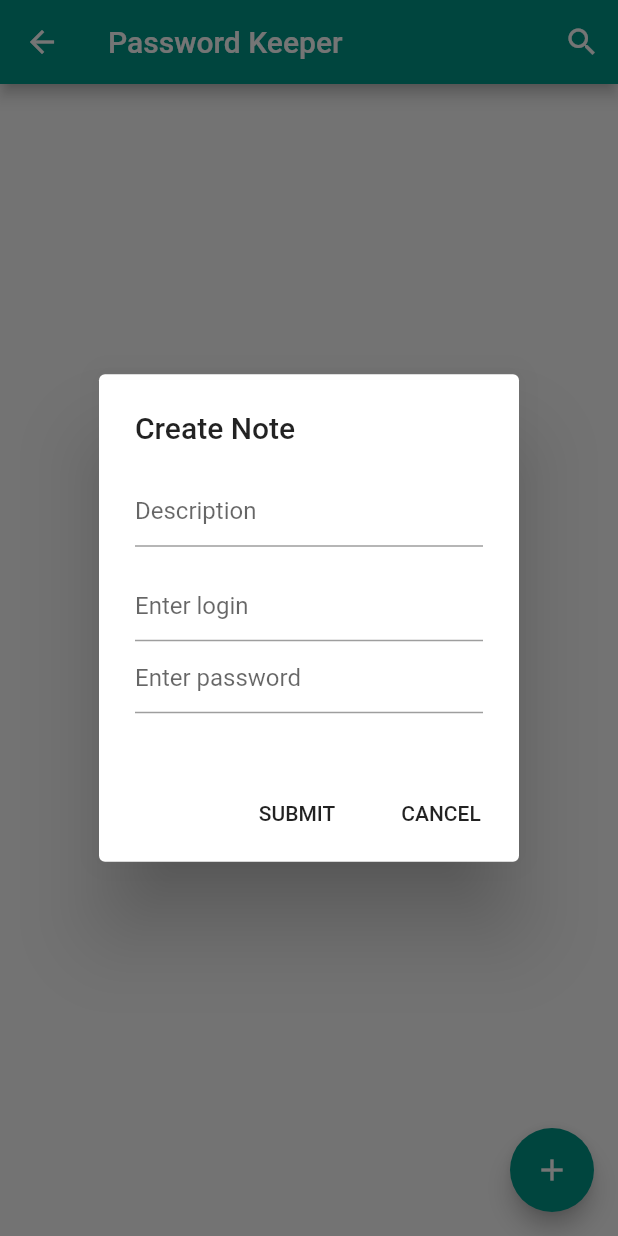
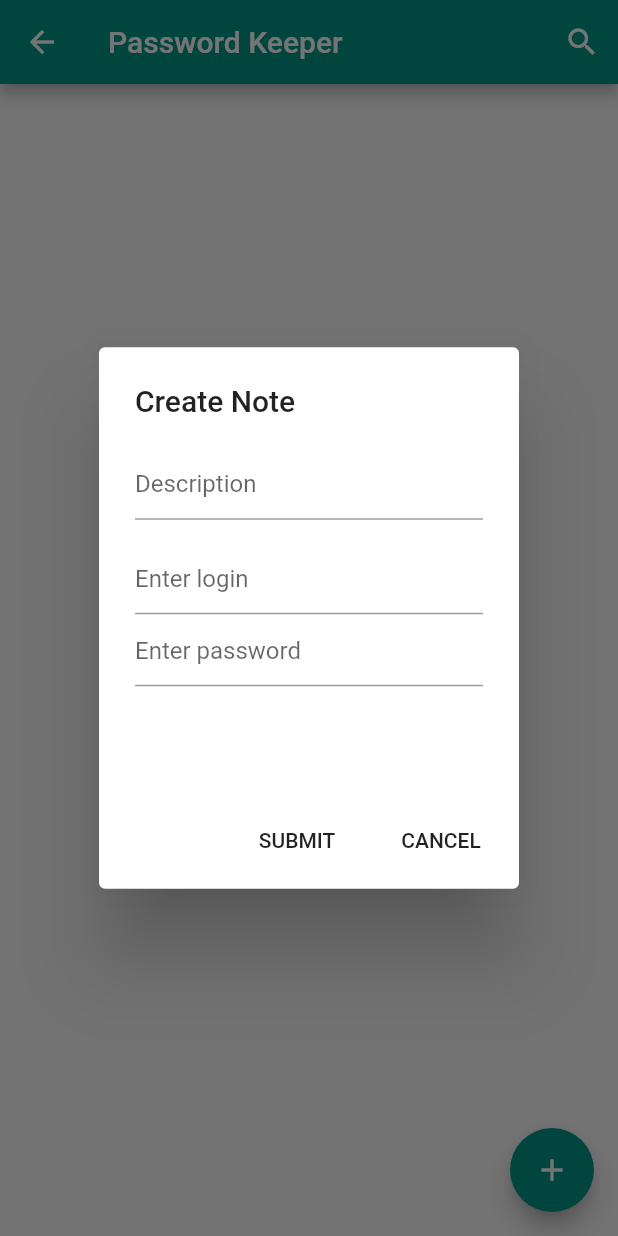
Before and after one commit to Nagibator1999/FlutterApp, a Flutter app: the MyHomePage screen opened by its route, after a tap on the "add" icon, on a phone screen of 412 x 824 dp. Run offline on Flutter 3.47's test engine with Material 2 defaults, Android fonts, the phone set to English and light mode, and no system bars.

Commit message:
Adaptive heidth of create note dialog

```diff
--- a/lib/main.dart
+++ b/lib/main.dart
@@ -139,7 +139,7 @@ class _MyHomePageState extends State<MyHomePage> {
           return AlertDialog(
             title: Text('Create Note'),
             content: Container(
-              height: 170,
+              height: MediaQuery.of(context).size.height/4,
               child: Column(
                 children: <Widget>[
                   Container(
```
